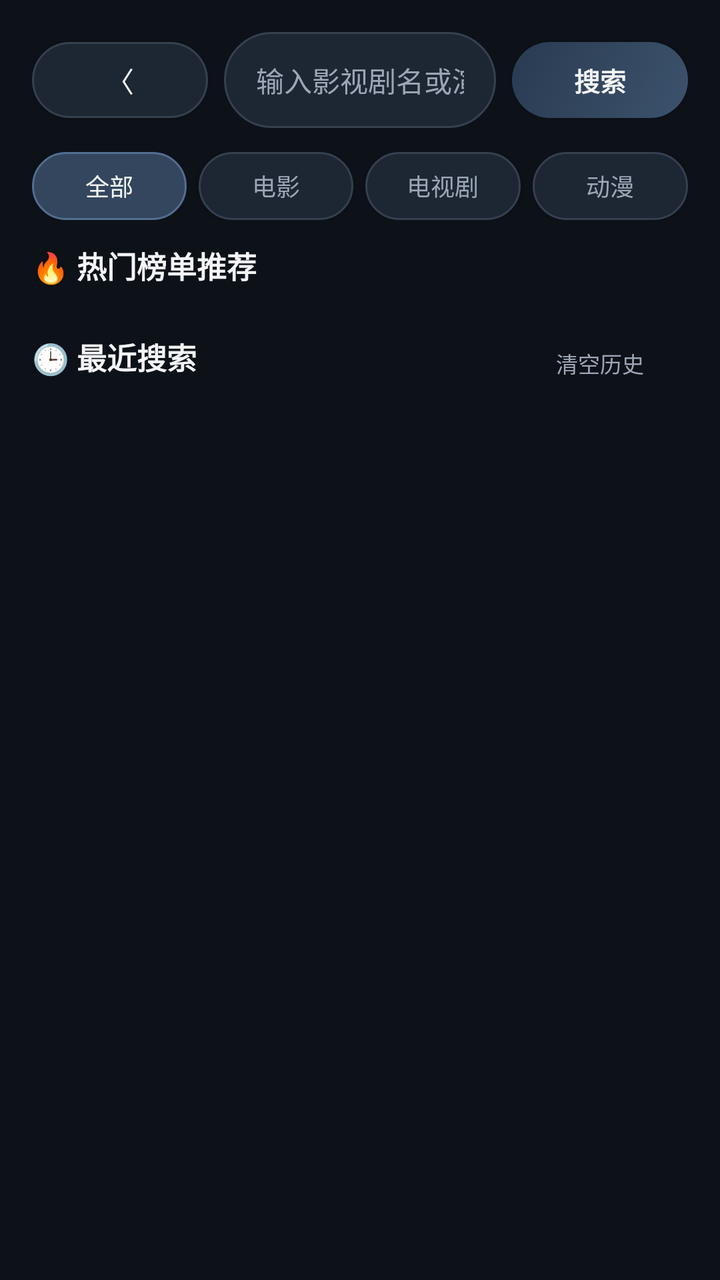
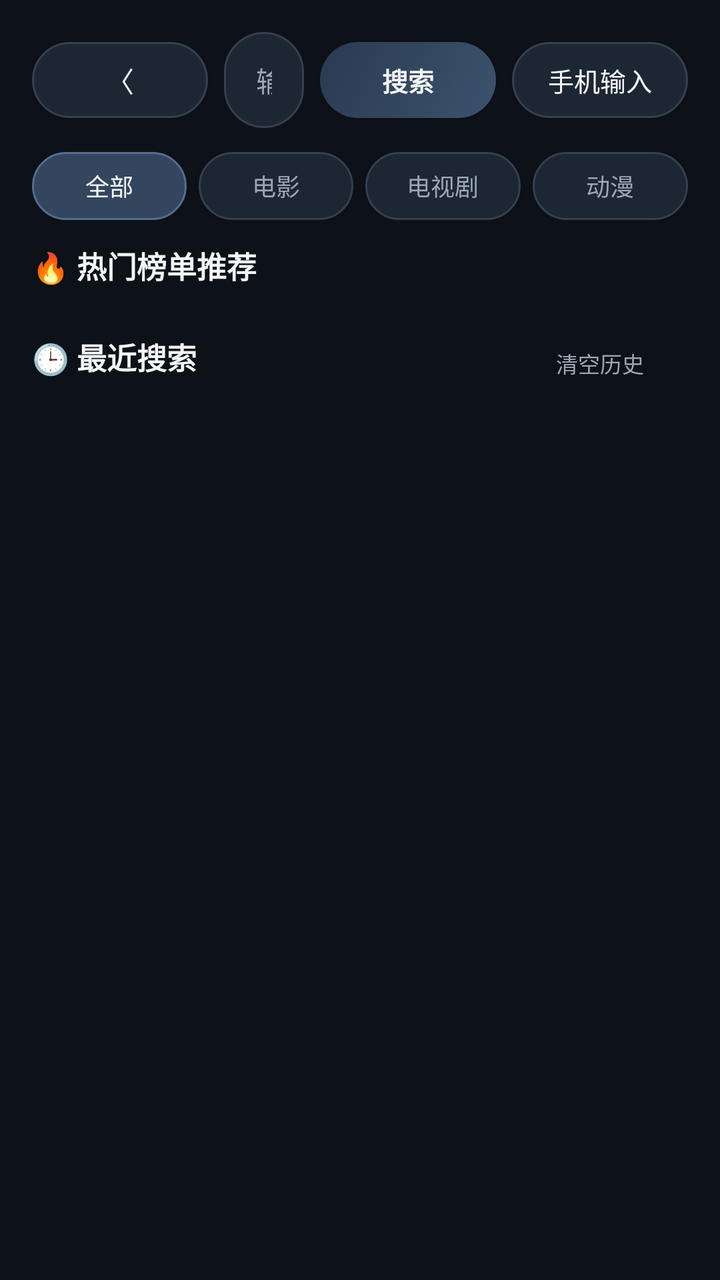

Before-and-after screenshots of an Android layout around one commit, followed by the original layout XML and the change that was made.
<!-- AndroidManifest.xml: application theme Theme.HMVideo -->
<!-- res/layout/activity_search.xml -->
<?xml version="1.0" encoding="utf-8"?>
<LinearLayout xmlns:android="http://schemas.android.com/apk/res/android"
    android:layout_width="match_parent"
    android:layout_height="match_parent"
    android:orientation="vertical"
    android:background="@color/bg_main"
    android:padding="16dp">

    
    <LinearLayout
        android:layout_width="match_parent"
        android:layout_height="48dp"
        android:orientation="horizontal"
        android:gravity="center_vertical">

        <Button
            android:id="@+id/search_btn_back"
            android:layout_width="wrap_content"
            android:layout_height="38dp"
            android:background="@drawable/bg_pill"
            android:text="〈"
            android:textColor="@color/text_white"
            android:textSize="14sp"
            android:paddingStart="12dp"
            android:paddingEnd="12dp" />

        <EditText
            android:id="@+id/search_edit_text"
            android:layout_width="0dp"
            android:layout_height="match_parent"
            android:layout_weight="1"
            android:layout_marginStart="8dp"
            android:layout_marginEnd="8dp"
            android:background="@drawable/bg_search_box"
            android:hint="输入影视剧名或演员关键字…"
            android:textColorHint="@color/text_muted"
            android:textColor="@color/text_white"
            android:textSize="14sp"
            android:paddingStart="16dp"
            android:paddingEnd="16dp"
            android:singleLine="true" />

        <Button
            android:id="@+id/search_btn_submit"
            android:layout_width="wrap_content"
            android:layout_height="38dp"
            android:background="@drawable/bg_gradient_button"
            android:text="搜索"
            android:textColor="@color/text_white"
            android:textStyle="bold"
            android:textSize="13sp"
            android:paddingStart="16dp"
            android:paddingEnd="16dp" />
    </LinearLayout>

    
    <LinearLayout
        android:layout_width="match_parent"
        android:layout_height="wrap_content"
        android:orientation="horizontal"
        android:layout_marginTop="12dp"
        android:layout_marginBottom="12dp">

        <Button
            android:id="@+id/search_tab_all"
            android:layout_width="0dp"
            android:layout_height="34dp"
            android:layout_weight="1"
            android:background="@drawable/bg_pill_active"
            android:text="全部"
            android:textColor="@color/text_white"
            android:textSize="12sp" />

        <Button
            android:id="@+id/search_tab_movie"
            android:layout_width="0dp"
            android:layout_height="34dp"
            android:layout_weight="1"
            android:layout_marginStart="6dp"
            android:background="@drawable/bg_pill"
            android:text="电影"
            android:textColor="@color/text_muted"
            android:textSize="12sp" />

        <Button
            android:id="@+id/search_tab_tv"
            android:layout_width="0dp"
            android:layout_height="34dp"
            android:layout_weight="1"
            android:layout_marginStart="6dp"
            android:background="@drawable/bg_pill"
            android:text="电视剧"
            android:textColor="@color/text_muted"
            android:textSize="12sp" />

        <Button
            android:id="@+id/search_tab_anime"
            android:layout_width="0dp"
            android:layout_height="34dp"
            android:layout_weight="1"
            android:layout_marginStart="6dp"
            android:background="@drawable/bg_pill"
            android:text="动漫"
            android:textColor="@color/text_muted"
            android:textSize="12sp" />
    </LinearLayout>

    
    <ScrollView
        android:layout_width="match_parent"
        android:layout_height="0dp"
        android:layout_weight="1">

        <LinearLayout
            android:layout_width="match_parent"
            android:layout_height="wrap_content"
            android:orientation="vertical">

            
            <LinearLayout
                android:id="@+id/search_discovery_layout"
                android:layout_width="match_parent"
                android:layout_height="wrap_content"
                android:orientation="vertical">

                <TextView
                    android:layout_width="wrap_content"
                    android:layout_height="wrap_content"
                    android:text="🔥 热门榜单推荐"
                    android:textColor="@color/text_white"
                    android:textSize="15sp"
                    android:textStyle="bold"
                    android:layout_marginBottom="8dp" />

                <LinearLayout
                    android:id="@+id/search_hot_tags_container"
                    android:layout_width="match_parent"
                    android:layout_height="wrap_content"
                    android:orientation="vertical"
                    android:layout_marginBottom="16dp" />

                <RelativeLayout
                    android:layout_width="match_parent"
                    android:layout_height="wrap_content"
                    android:layout_marginBottom="8dp">

                    <TextView
                        android:layout_width="wrap_content"
                        android:layout_height="wrap_content"
                        android:text="🕒 最近搜索"
                        android:textColor="@color/text_white"
                        android:textSize="15sp"
                        android:textStyle="bold" />

                    <Button
                        android:id="@+id/search_btn_clear_hist"
                        android:layout_width="wrap_content"
                        android:layout_height="28dp"
                        android:layout_alignParentEnd="true"
                        android:background="@null"
                        android:text="清空历史"
                        android:textColor="@color/text_muted"
                        android:textSize="11sp" />
                </RelativeLayout>

                <LinearLayout
                    android:id="@+id/search_hist_tags_container"
                    android:layout_width="match_parent"
                    android:layout_height="wrap_content"
                    android:orientation="vertical" />
            </LinearLayout>

            
            <LinearLayout
                android:id="@+id/search_results_container"
                android:layout_width="match_parent"
                android:layout_height="wrap_content"
                android:orientation="vertical"
                android:visibility="gone" />
        </LinearLayout>
    </ScrollView>
</LinearLayout>
<!-- resources referenced by this layout -->
<resources>
  <color name="bg_main">#0d1118</color>
  <color name="text_muted">#9ca6b5</color>
  <color name="text_white">#f4f5f7</color>
  <!-- drawable bg_gradient_button (drawable) -->
  <?xml version="1.0" encoding="utf-8"?>
  <selector xmlns:android="http://schemas.android.com/apk/res/android">
      
      <item android:state_focused="true">
          <shape android:shape="rectangle">
              <gradient
                  android:angle="135"
                  android:startColor="#526e91"
                  android:endColor="#33465e"
                  android:type="linear" />
              <stroke android:width="2.5dp" android:color="#ffffff" />
              <corners android:radius="24dp" />
          </shape>
      </item>
      <item android:state_pressed="true">
          <shape android:shape="rectangle">
              <gradient
                  android:angle="135"
                  android:startColor="#33465e"
                  android:endColor="#263346"
                  android:type="linear" />
              <corners android:radius="24dp" />
          </shape>
      </item>
      <item>
          <shape android:shape="rectangle">
              <gradient
                  android:angle="135"
                  android:startColor="#3c526c"
                  android:endColor="#293b51"
                  android:type="linear" />
              <corners android:radius="24dp" />
          </shape>
      </item>
  </selector>
  <!-- drawable bg_pill (drawable) -->
  <?xml version="1.0" encoding="utf-8"?>
  <selector xmlns:android="http://schemas.android.com/apk/res/android">
      
      <item android:state_focused="true">
          <shape android:shape="rectangle">
              <solid android:color="#263346" />
              <stroke android:width="2dp" android:color="@color/accent_cyan" />
              <corners android:radius="999dp" />
          </shape>
      </item>
      <item android:state_pressed="true">
          <shape android:shape="rectangle">
              <solid android:color="#222d3b" />
              <stroke android:width="1.5dp" android:color="@color/accent_cyan" />
              <corners android:radius="999dp" />
          </shape>
      </item>
      <item>
          <shape android:shape="rectangle">
              <solid android:color="@color/bg_panel" />
              <stroke android:width="1dp" android:color="@color/border_subtle" />
              <corners android:radius="999dp" />
          </shape>
      </item>
  </selector>
  <!-- drawable bg_pill_active (drawable) -->
  <?xml version="1.0" encoding="utf-8"?>
  <selector xmlns:android="http://schemas.android.com/apk/res/android">
      <item android:state_focused="true"><shape><solid android:color="#33465e"/><stroke android:width="2dp" android:color="#eaf1ff"/><corners android:radius="18dp"/></shape></item>
      <item><shape><solid android:color="#33465e"/><stroke android:width="1dp" android:color="#526e91"/><corners android:radius="18dp"/></shape></item>
  </selector>
  <!-- drawable bg_search_box (drawable) -->
  <?xml version="1.0" encoding="utf-8"?>
  <shape xmlns:android="http://schemas.android.com/apk/res/android"
      android:shape="rectangle">
      <solid android:color="@color/bg_panel" />
      <stroke android:width="1dp" android:color="@color/border_subtle" />
      <corners android:radius="24dp" />
  </shape>
  <style name="Theme.HMVideo" parent="@android:style/Theme.Material.NoActionBar">
          <item name="android:windowBackground">@color/bg_main</item>
          <item name="android:statusBarColor">@color/bg_main</item>
          <item name="android:navigationBarColor">@color/bg_main</item>
          <item name="android:windowLightStatusBar">false</item>
          <item name="android:textColorPrimary">@color/text_white</item>
          <item name="android:textColorSecondary">@color/text_muted</item>
      </style>
  <color name="accent_cyan">#b6c9e2</color>
  <color name="bg_panel">#1d2734</color>
  <color name="border_subtle">#35404f</color>
</resources>

<!-- the commit's change to res/layout/activity_search.xml (unified diff, before → after) -->
@@ -48,6 +48,18 @@
             android:text="搜索"
             android:textColor="@color/text_white"
             android:textStyle="bold"
+            android:textSize="13sp"
+            android:paddingStart="16dp"
+            android:paddingEnd="16dp" />
+
+        <Button
+            android:id="@+id/search_btn_phone_input"
+            android:layout_width="wrap_content"
+            android:layout_height="38dp"
+            android:layout_marginStart="8dp"
+            android:background="@drawable/bg_pill"
+            android:text="手机输入"
+            android:textColor="@color/text_white"
             android:textSize="13sp"
             android:paddingStart="16dp"
             android:paddingEnd="16dp" />
